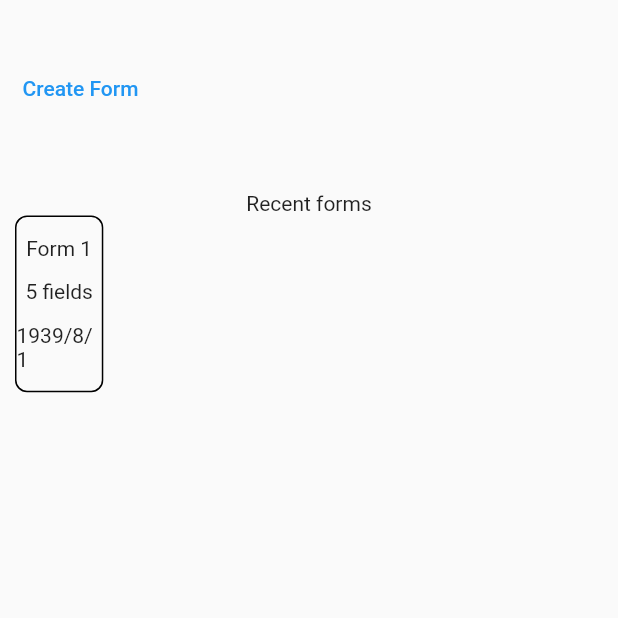
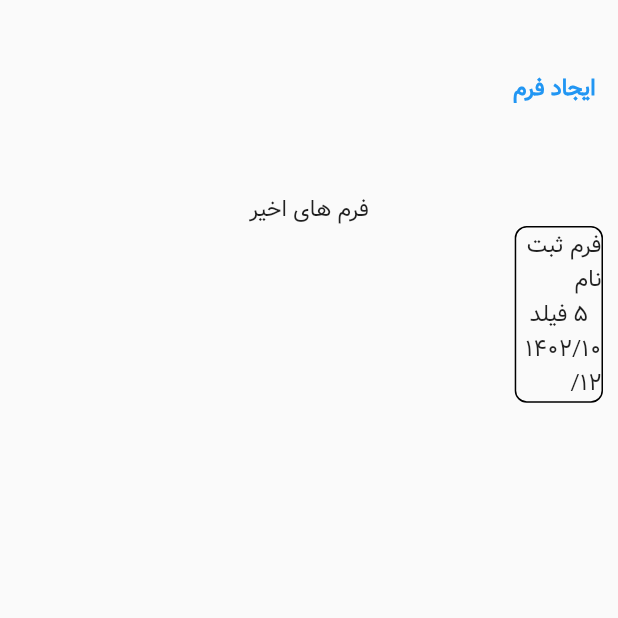
Before and after one commit to SamoProgrammer/OhMyForm, a Flutter app: the RecentFormsPage screen opened directly, on a phone screen of 412 x 824 dp, the top half of it. Run offline on Flutter 3.47's test engine with Material 2 defaults, Android fonts, the light colour scheme and no system bars; our stand-ins replace font_awesome_flutter, hive_flutter; accounts and stored records are empty; Roboto replaces fonts that are missing (Google).

Commit message:
made it persian

```diff
--- a/lib/pages/recent_forms_page.dart
+++ b/lib/pages/recent_forms_page.dart
@@ -23,10 +23,10 @@
                   TextButton(
                     onPressed: () {},
                     style: TextButton.styleFrom(
-                        padding: EdgeInsets.all(15),
+                        padding: const EdgeInsets.all(15),
                         shape: RoundedRectangleBorder(
                             borderRadius: BorderRadius.circular(15))),
-                    child: const Text("Create Form"),
+                    child: const Text("ایجاد فرم"),
                   ),
                 ],
               ),
@@ -38,7 +38,7 @@
                 padding: const EdgeInsets.all(10.0),
                 child: Column(
                   children: [
-                    const Text("Recent forms"),
+                    const Text("فرم های اخیر"),
                     Row(children: [
                       Container(
                         width: MediaQuery.of(context).size.width / 7,
@@ -49,10 +49,10 @@
                         child:  Column(
                           mainAxisAlignment: MainAxisAlignment.spaceEvenly,
                           crossAxisAlignment: CrossAxisAlignment.center,
-                          children: [
-                            Text('Form 1'),
-                            Text('5 fields'),
-                            Text('1939/8/1')
+                          children: const [
+                            Text('فرم ثبت نام'),
+                            Text('۵ فیلد'),
+                            Text('۱۴۰۲/۱۰/۱۲')
                           ],
                         ),
                       )
```
Also changed, not shown: lib/main.dart (+11 -3 lines).
